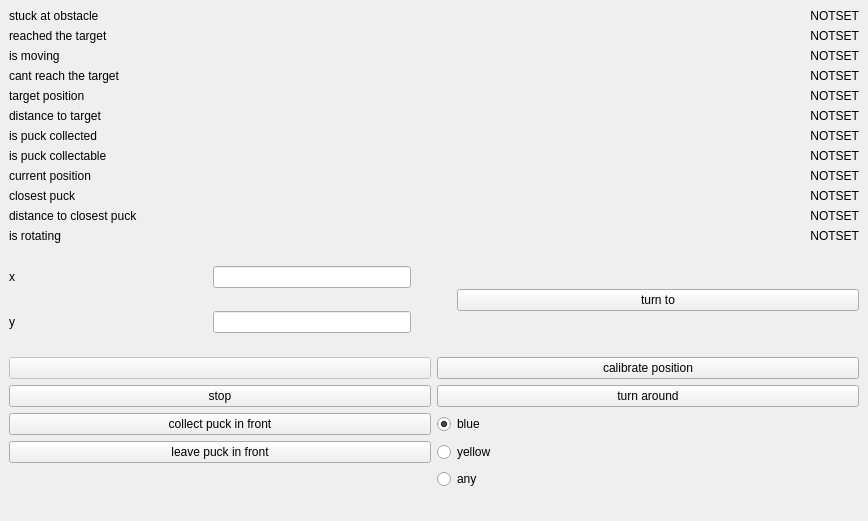
Old version of the form layer/view/view.ui in the repository benediktibk/robohockey.
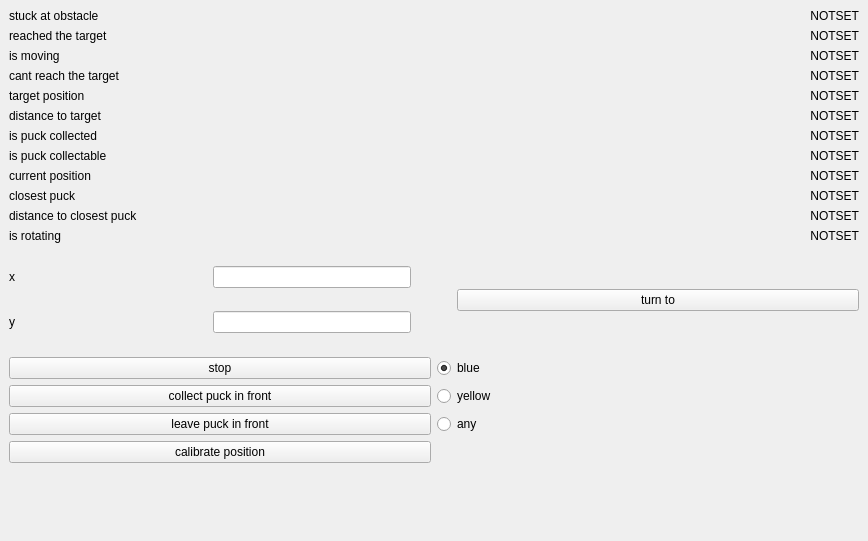
New version of the form.

Commit message: removed turn-around button from remote control

What changed in the file:
```diff
--- a/layer/view/view.ui
+++ b/layer/view/view.ui
@@ -7,7 +7,7 @@
     <x>0</x>
     <y>0</y>
     <width>868</width>
-    <height>521</height>
+    <height>541</height>
    </rect>
   </property>
   <property name="windowTitle">
@@ -418,43 +418,14 @@
       </item>
       <item>
        <layout class="QGridLayout" name="actionsLayout">
-        <item row="4" column="1">
-         <widget class="QRadioButton" name="yellowPuckButton">
+        <item row="3" column="0">
+         <widget class="QPushButton" name="leavePuckInFront">
           <property name="text">
-           <string>yellow</string>
+           <string>leave puck in front</string>
           </property>
          </widget>
         </item>
-        <item row="0" column="1">
-         <widget class="QPushButton" name="calibratePosition">
-          <property name="enabled">
-           <bool>true</bool>
-          </property>
-          <property name="sizePolicy">
-           <sizepolicy hsizetype="Minimum" vsizetype="Fixed">
-            <horstretch>0</horstretch>
-            <verstretch>0</verstretch>
-           </sizepolicy>
-          </property>
-          <property name="text">
-           <string>calibrate position</string>
-          </property>
-         </widget>
-        </item>
-        <item row="1" column="1">
-         <widget class="QPushButton" name="turnAround">
-          <property name="sizePolicy">
-           <sizepolicy hsizetype="Minimum" vsizetype="Fixed">
-            <horstretch>0</horstretch>
-            <verstretch>0</verstretch>
-           </sizepolicy>
-          </property>
-          <property name="text">
-           <string>turn around</string>
-          </property>
-         </widget>
-        </item>
-        <item row="1" column="0">
+        <item row="0" column="0">
          <widget class="QPushButton" name="stop">
           <property name="sizePolicy">
            <sizepolicy hsizetype="Minimum" vsizetype="Fixed">
@@ -467,7 +438,39 @@
           </property>
          </widget>
         </item>
-        <item row="3" column="1">
+        <item row="2" column="0">
+         <widget class="QPushButton" name="collectPuckInFront">
+          <property name="enabled">
+           <bool>true</bool>
+          </property>
+          <property name="sizePolicy">
+           <sizepolicy hsizetype="Minimum" vsizetype="Fixed">
+            <horstretch>0</horstretch>
+            <verstretch>0</verstretch>
+           </sizepolicy>
+          </property>
+          <property name="text">
+           <string>collect puck in front</string>
+          </property>
+         </widget>
+        </item>
+        <item row="4" column="0">
+         <widget class="QPushButton" name="calibratePosition">
+          <property name="enabled">
+           <bool>true</bool>
+          </property>
+          <property name="sizePolicy">
+           <sizepolicy hsizetype="Minimum" vsizetype="Fixed">
+            <horstretch>0</horstretch>
+            <verstretch>0</verstretch>
+           </sizepolicy>
+          </property>
+          <property name="text">
+           <string>calibrate position</string>
+          </property>
+         </widget>
+        </item>
+        <item row="0" column="1">
          <widget class="QRadioButton" name="bluePuckButton">
           <property name="text">
            <string>blue</string>
@@ -477,46 +480,20 @@
           </property>
          </widget>
         </item>
-        <item row="5" column="1">
+        <item row="2" column="1">
+         <widget class="QRadioButton" name="yellowPuckButton">
+          <property name="text">
+           <string>yellow</string>
+          </property>
+         </widget>
+        </item>
+        <item row="3" column="1">
          <widget class="QRadioButton" name="anyPuckButton">
           <property name="text">
            <string>any</string>
           </property>
          </widget>
         </item>
-        <item row="3" column="0">
-         <widget class="QPushButton" name="collectPuckInFront">
-          <property name="enabled">
-           <bool>true</bool>
-          </property>
-          <property name="sizePolicy">
-           <sizepolicy hsizetype="Minimum" vsizetype="Fixed">
-            <horstretch>0</horstretch>
-            <verstretch>0</verstretch>
-           </sizepolicy>
-          </property>
-          <property name="text">
-           <string>collect puck in front</string>
-          </property>
-         </widget>
-        </item>
-        <item row="4" column="0">
-         <widget class="QPushButton" name="leavePuckInFront">
-          <property name="text">
-           <string>leave puck in front</string>
-          </property>
-         </widget>
-        </item>
-        <item row="0" column="0">
-         <widget class="QPushButton" name="pushButton">
-          <property name="enabled">
-           <bool>false</bool>
-          </property>
-          <property name="text">
-           <string/>
-          </property>
-         </widget>
-        </item>
        </layout>
       </item>
       <item>
```
The commit also changes 3 other files.
